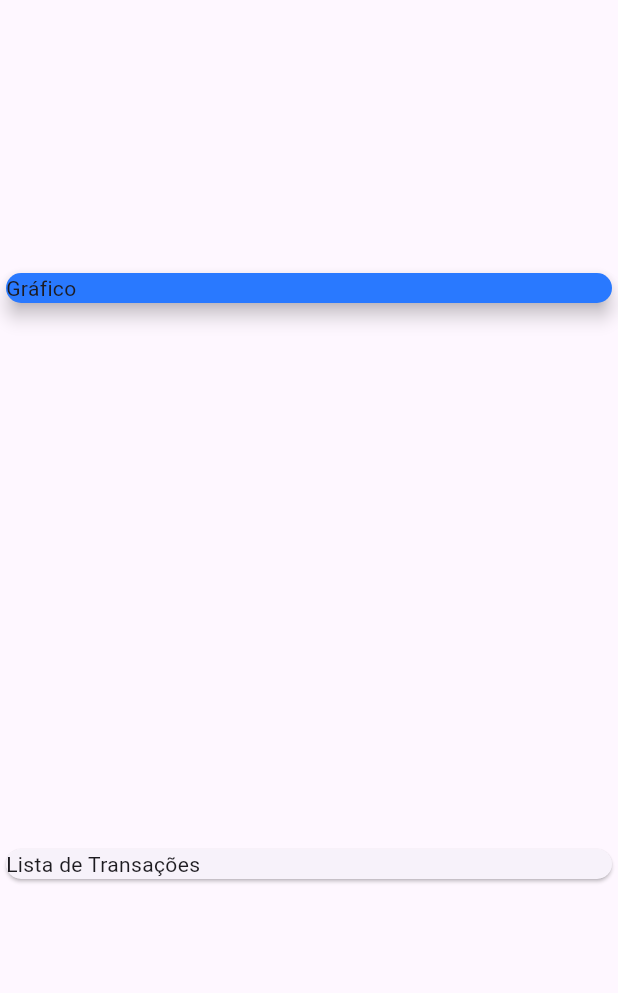
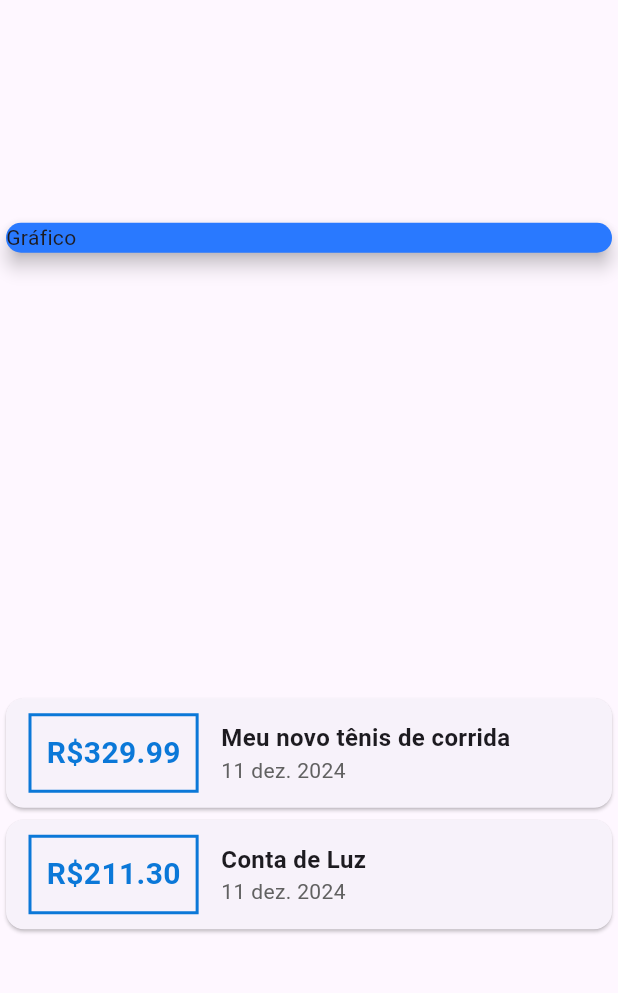
Before and after one commit to Jooaomarcelo/despesas-app, a Flutter app: the screen it shows after launch, on a phone screen of 412 x 824 dp, the part 84-1077 px from its top. Run offline on Flutter 3.47's test engine with Material 3 defaults, Android fonts, the phone set to English and light mode, and no system bars.

Commit message:
Added and styled transaction card

```diff
--- a/lib/main.dart
+++ b/lib/main.dart
@@ -1,7 +1,10 @@
 import 'package:flutter/material.dart';
+import 'package:intl/intl.dart';
+import 'package:intl/date_symbol_data_local.dart';
 import 'models/Transaction.dart';
 
-void main() => runApp(const ExpensesApp());
+void main() => initializeDateFormatting('pt_BR', null)
+    .then((_) => runApp(const ExpensesApp()));
 
 class ExpensesApp extends StatelessWidget {
   const ExpensesApp({super.key});
@@ -50,10 +53,55 @@ class MyHomePage extends StatelessWidget {
               child: const Text('Gráfico'),
             ),
           ),
-            const Card(
-              child: Text('Lista de Transações'),
+          Column(
+            children: _transactions
+                .map((tr) => Card(
+                      child: Row(
+                        children: <Widget>[
+                          Container(
+                            margin: const EdgeInsets.symmetric(
+                                horizontal: 15, vertical: 10),
+                            decoration: BoxDecoration(
+                              border: Border.all(
+                                color: const Color.fromRGBO(11, 120, 216, 1),
+                                width: 2,
+                              ),
+                            ),
+                            padding: const EdgeInsets.all(10),
+                            child: Text(
+                              'R\$${tr.value.toStringAsFixed(2)}',
+                              style: const TextStyle(
+                                fontWeight: FontWeight.bold,
+                                fontSize: 20,
+                                color: Color.fromRGBO(11, 120, 216, 1),
+                              ),
+                            ),
+                          ),
+                          Column(
+                            crossAxisAlignment: CrossAxisAlignment.start,
+                            children: <Widget>[
+                              Text(
+                                tr.title,
+                                style: const TextStyle(
+                                  fontSize: 16,
+                                  fontWeight: FontWeight.bold,
+                                ),
+                              ),
+                              Text(
+                                DateFormat('d MMM y', 'pt_BR').format(tr.date),
+                                style: TextStyle(
+                                  color: Colors.grey[700],
+                                ),
                               )
                             ],
-        ));
+                          )
+                        ],
+                      ),
+                    ))
+                .toList(),
+          ),
+        ],
+      ),
+    );
   }
 }
--- a/pubspec.yaml
+++ b/pubspec.yaml
@@ -35,6 +35,7 @@ dependencies:
   # The following adds the Cupertino Icons font to your application.
   # Use with the CupertinoIcons class for iOS style icons.
   cupertino_icons: ^1.0.8
+  intl: ^0.20.1
 
 dev_dependencies:
   flutter_test:
```
Also changed, not shown: pubspec.lock. Lines whose indentation alone changed are shown as unchanged.
